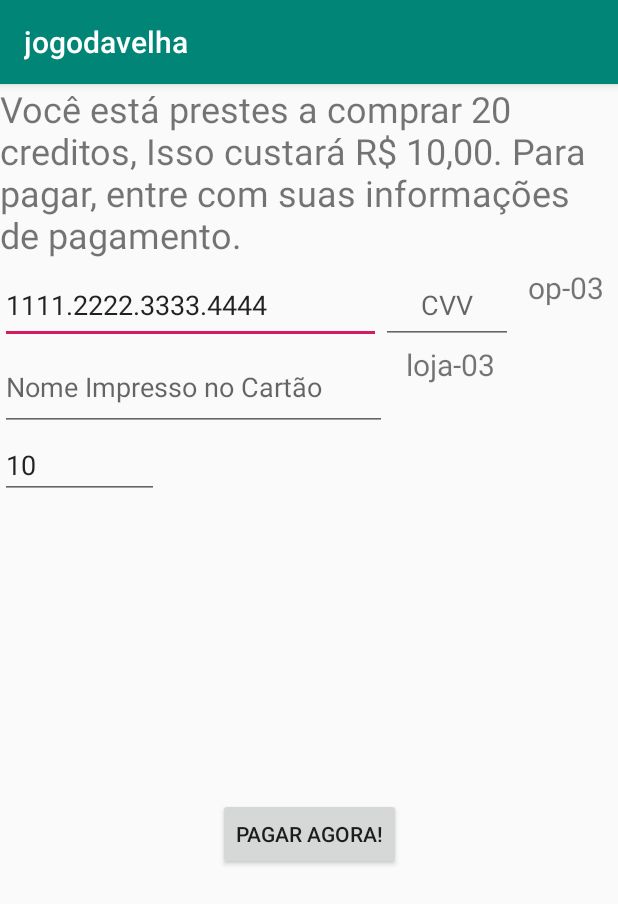
After one commit to rafulll/TTTAG2, an Android app: the PaymentActivity screen opened directly, with no data from a screen before it, on a phone screen of 412 x 824 dp. The commit adds this screen. Shown: the top 904 px of the screen. Run offline under Robolectric (Android 15) with nearby library versions, the phone set to English and light mode, and no system bars.

Commit message:
Pagina de Pagamento com Conexao com API, problema no WebService. Sobre carga do WebService.

```diff
--- a/app/src/main/java/com/example/jogodavelha/LoginActivity.kt
+++ b/app/src/main/java/com/example/jogodavelha/LoginActivity.kt
@@ -69,6 +69,8 @@ class LoginActivity : AppCompatActivity() {
                         "Numero de jogadas excedidas. Compre ja nossa aplicação",
                         Toast.LENGTH_LONG
                     ).show()
+                    val intent = Intent(this, PaymentActivity::class.java)
+                    startActivity(intent)
                 } else {
 
                     val contentValues = ContentValues().apply {
--- a/app/src/main/java/com/example/jogodavelha/MainScreen.kt
+++ b/app/src/main/java/com/example/jogodavelha/MainScreen.kt
@@ -17,7 +17,7 @@ class MainScreen : AppCompatActivity() {
         editText.setText(intent.getStringExtra("player"))
     }
 
-    fun logoff() {
+    fun logoff(view:View) {
         val intent = Intent(this, LoginActivity::class.java)
         startActivity(intent)
         finish()
--- /dev/null
+++ b/app/src/main/java/com/example/jogodavelha/PaymentActivity.kt
@@ -0,0 +1,66 @@
+package com.example.jogodavelha
+
+import androidx.appcompat.app.AppCompatActivity
+import android.os.Bundle
+import android.view.View
+import android.widget.Toast
+import kotlinx.android.synthetic.main.activity_payment.*
+import java.io.BufferedReader
+import java.io.InputStreamReader
+import java.io.OutputStreamWriter
+import java.net.HttpURLConnection
+import java.net.URL
+import java.net.URLEncoder
+import android.os.StrictMode
+import androidx.core.app.ComponentActivity.ExtraData
+import androidx.core.content.ContextCompat.getSystemService
+import android.icu.lang.UCharacter.GraphemeClusterBreak.T
+
+
+
+class PaymentActivity : AppCompatActivity() {
+
+    override fun onCreate(savedInstanceState: Bundle?) {
+        super.onCreate(savedInstanceState)
+        setContentView(R.layout.activity_payment)
+        if (android.os.Build.VERSION.SDK_INT > 9) {
+            val policy = StrictMode.ThreadPolicy.Builder().permitAll().build()
+            StrictMode.setThreadPolicy(policy)
+        }
+        button12.setOnClickListener {
+
+            var reqParam = URLEncoder.encode("numero_cartao", "UTF-8") + "=" + URLEncoder.encode(editText4.text.toString(), "UTF-8")
+            reqParam += "&" + URLEncoder.encode("nome_cliente", "UTF-8") + "=" + URLEncoder.encode(editText5.text.toString(), "UTF-8")
+            reqParam += "&" + URLEncoder.encode("cod_seguranca", "UTF-8") + "=" + URLEncoder.encode(editText6.text.toString(), "UTF-8")
+            reqParam += "&" + URLEncoder.encode("parcelas", "UTF-8") + "=" + URLEncoder.encode(editText7.text.toString(), "UTF-8")
+            reqParam += "&" + URLEncoder.encode("valor_em_centavos", "UTF-8") + "=" + URLEncoder.encode(1000.toString(), "UTF-8")
+            val mURL = URL("https://ws-branks.herokuapp.com/v1/pay")
+
+            with(mURL.openConnection() as HttpURLConnection) {
+                // optional default is GET
+                requestMethod = "POST"
+
+                val wr = OutputStreamWriter(outputStream)
+                wr.write(reqParam)
+
+                wr.flush()
+
+                println("URL : $url")
+                println("Response Code : $responseCode")
+
+                BufferedReader(InputStreamReader(inputStream)).use {
+                    val response = StringBuffer()
+
+                    var inputLine = it.readLine()
+                    while (inputLine != null) {
+                        response.append(inputLine)
+                        inputLine = it.readLine()
+                    }
+                    it.close()
+                    textView3.text = ("Response : $response")
+                }
+            }
+        }
+    }
+
+}
--- a/app/src/main/res/layout/activity_main_screen.xml
+++ b/app/src/main/res/layout/activity_main_screen.xml
@@ -16,7 +16,6 @@
         app:layout_constraintBottom_toBottomOf="parent"
         app:layout_constraintEnd_toEndOf="parent"
         app:layout_constraintHorizontal_bias="0.783"
-
         app:layout_constraintStart_toEndOf="@+id/btnJogar"
          />
 
@@ -26,7 +25,6 @@
         android:layout_height="250px"
         android:onClick="play"
         android:text="Jogar"
-
         app:layout_constraintBottom_toBottomOf="parent"
         app:layout_constraintEnd_toStartOf="@id/btnSair"
         app:layout_constraintHorizontal_bias="0.498"
--- /dev/null
+++ b/app/src/main/res/layout/activity_payment.xml
@@ -0,0 +1,90 @@
+<?xml version="1.0" encoding="utf-8"?>
+<androidx.constraintlayout.widget.ConstraintLayout xmlns:android="http://schemas.android.com/apk/res/android"
+    xmlns:app="http://schemas.android.com/apk/res-auto"
+    xmlns:tools="http://schemas.android.com/tools"
+    android:layout_width="match_parent"
+    android:layout_height="match_parent"
+    tools:context=".PaymentActivity">
+
+    <TextView
+        android:id="@+id/textView3"
+        android:layout_width="393dp"
+        android:layout_height="122dp"
+
+        android:text="Você está prestes a comprar 20 creditos, Isso custará R$ 10,00. Para pagar, entre com suas informações de pagamento."
+        android:textSize="24sp"
+        app:layout_constraintTop_toTopOf="parent" />
+
+    <EditText
+        android:id="@+id/editText4"
+        android:layout_width="254dp"
+        android:layout_height="51dp"
+        android:ems="10"
+        android:text="1111.2222.3333.4444"
+        android:inputType="text"
+        app:layout_constraintTop_toBottomOf="@+id/textView3"
+        tools:layout_editor_absoluteX="4dp" />
+
+    <EditText
+        android:id="@+id/editText5"
+        android:layout_width="258dp"
+        android:layout_height="58dp"
+        android:ems="10"
+        android:hint="Nome Impresso no Cartão"
+        android:inputType="textPersonName"
+        app:layout_constraintTop_toBottomOf="@+id/editText4" />
+
+    <EditText
+        android:id="@+id/editText6"
+        android:layout_width="88dp"
+        android:layout_height="51dp"
+        android:ems="10"
+        android:hint="CVV"
+        android:inputType="number"
+        android:textAlignment="center"
+        app:layout_constraintStart_toEndOf="@+id/editText4"
+        app:layout_constraintTop_toBottomOf="@+id/textView3" />
+
+    <EditText
+        android:id="@+id/editText7"
+        android:layout_width="106dp"
+        android:layout_height="45dp"
+        android:ems="10"
+        android:text="10"
+        android:inputType="number"
+        app:layout_constraintStart_toStartOf="parent"
+        app:layout_constraintTop_toBottomOf="@+id/editText5" />
+
+    <TextView
+        android:id="@+id/textView4"
+        android:layout_width="wrap_content"
+        android:layout_height="wrap_content"
+        android:text="loja-03"
+        android:textSize="20sp"
+        app:layout_constraintEnd_toEndOf="@+id/editText6"
+        app:layout_constraintStart_toEndOf="@+id/editText5"
+        app:layout_constraintTop_toBottomOf="@+id/editText6" />
+
+    <Button
+        android:id="@+id/button12"
+        android:layout_width="wrap_content"
+        android:layout_height="wrap_content"
+        android:text="Pagar Agora!"
+
+        app:layout_constraintBottom_toBottomOf="parent"
+        app:layout_constraintEnd_toEndOf="parent"
+        app:layout_constraintStart_toStartOf="parent"
+        app:layout_constraintTop_toBottomOf="@+id/editText5" />
+
+    <TextView
+        android:id="@+id/textView5"
+        android:layout_width="wrap_content"
+        android:layout_height="wrap_content"
+        android:text="op-03"
+        android:textSize="20sp"
+        app:layout_constraintEnd_toEndOf="parent"
+
+        app:layout_constraintStart_toEndOf="@+id/editText6"
+        app:layout_constraintTop_toBottomOf="@+id/textView3" />
+
+</androidx.constraintlayout.widget.ConstraintLayout>
--- a/app/src/main/res/layout/activity_ranking.xml
+++ b/app/src/main/res/layout/activity_ranking.xml
@@ -34,17 +34,19 @@
             android:layout_width="400px"
             android:layout_height="match_parent"
             android:layout_marginTop="110px"
+            android:layout_marginBottom="100dp"
             android:text=""
             android:textAlignment="center"
             app:layout_constraintTop_toBottomOf="@id/jogador"
             app:layout_constraintStart_toStartOf="parent"
-            app:layout_constraintEnd_toStartOf="@id/vitorias"/>
+            app:layout_constraintEnd_toStartOf="@id/vitorias1"/>
 
         <TextView
             android:id="@+id/vitorias1"
             android:layout_width="400px"
             android:layout_height="match_parent"
             android:layout_marginTop="110px"
+            android:layout_marginBottom="100dp"
             android:textAlignment="center"
             android:text=""
             app:layout_constraintTop_toBottomOf="@id/vitorias"
--- /dev/null
+++ b/app/src/main/res/xml/actions.xml
@@ -0,0 +1,4 @@
+<?xml version="1.0" encoding="utf-8"?>
+<network-security-config>
+    <base-config cleartextTrafficPermitted="true" />
+</network-security-config>
```
Also changed, not shown: app/src/main/AndroidManifest.xml (+13 -3 lines).
